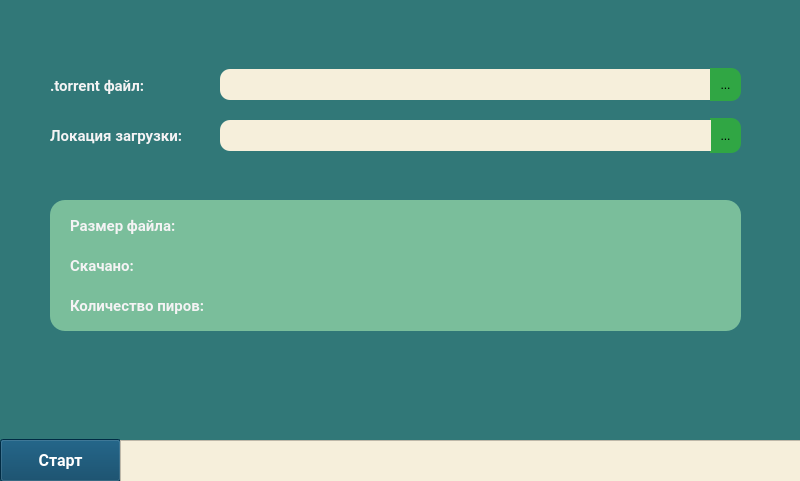
Above: src/ui/form.ui from Bryanskaya/CourseNetworks before the change. Below: the same form after it.
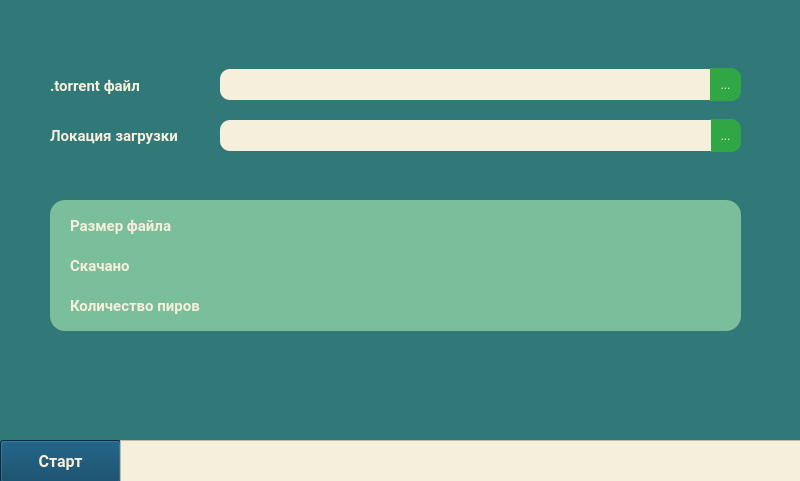
That is the form after the change.

Commit message: added torrent file choosing

```diff
--- a/src/ui/form.ui
+++ b/src/ui/form.ui
@@ -16,9 +16,9 @@
      <colorrole role="WindowText">
       <brush brushstyle="SolidPattern">
        <color alpha="255">
-        <red>244</red>
-        <green>243</green>
-        <blue>244</blue>
+        <red>246</red>
+        <green>239</green>
+        <blue>219</blue>
        </color>
       </brush>
      </colorrole>
@@ -34,18 +34,18 @@
      <colorrole role="Text">
       <brush brushstyle="SolidPattern">
        <color alpha="255">
-        <red>244</red>
-        <green>243</green>
-        <blue>244</blue>
+        <red>246</red>
+        <green>239</green>
+        <blue>219</blue>
        </color>
       </brush>
      </colorrole>
      <colorrole role="ButtonText">
       <brush brushstyle="SolidPattern">
        <color alpha="255">
-        <red>244</red>
-        <green>243</green>
-        <blue>244</blue>
+        <red>246</red>
+        <green>239</green>
+        <blue>219</blue>
        </color>
       </brush>
      </colorrole>
@@ -81,9 +81,9 @@
      <colorrole role="WindowText">
       <brush brushstyle="SolidPattern">
        <color alpha="255">
-        <red>244</red>
-        <green>243</green>
-        <blue>244</blue>
+        <red>246</red>
+        <green>239</green>
+        <blue>219</blue>
        </color>
       </brush>
      </colorrole>
@@ -99,18 +99,18 @@
      <colorrole role="Text">
       <brush brushstyle="SolidPattern">
        <color alpha="255">
-        <red>244</red>
-        <green>243</green>
-        <blue>244</blue>
+        <red>246</red>
+        <green>239</green>
+        <blue>219</blue>
        </color>
       </brush>
      </colorrole>
      <colorrole role="ButtonText">
       <brush brushstyle="SolidPattern">
        <color alpha="255">
-        <red>244</red>
-        <green>243</green>
-        <blue>244</blue>
+        <red>246</red>
+        <green>239</green>
+        <blue>219</blue>
        </color>
       </brush>
      </colorrole>
@@ -146,9 +146,9 @@
      <colorrole role="WindowText">
       <brush brushstyle="SolidPattern">
        <color alpha="255">
-        <red>120</red>
-        <green>120</green>
-        <blue>120</blue>
+        <red>246</red>
+        <green>239</green>
+        <blue>219</blue>
        </color>
       </brush>
      </colorrole>
@@ -164,18 +164,18 @@
      <colorrole role="Text">
       <brush brushstyle="SolidPattern">
        <color alpha="255">
-        <red>120</red>
-        <green>120</green>
-        <blue>120</blue>
+        <red>246</red>
+        <green>239</green>
+        <blue>219</blue>
        </color>
       </brush>
      </colorrole>
      <colorrole role="ButtonText">
       <brush brushstyle="SolidPattern">
        <color alpha="255">
-        <red>120</red>
-        <green>120</green>
-        <blue>120</blue>
+        <red>246</red>
+        <green>239</green>
+        <blue>219</blue>
        </color>
       </brush>
      </colorrole>
@@ -212,7 +212,10 @@
   <property name="windowTitle">
    <string>Window</string>
   </property>
-  <widget class="QLineEdit" name="lineEdit">
+  <property name="styleSheet">
+   <string notr="true">color: rgb(246, 239, 219);</string>
+  </property>
+  <widget class="QLineEdit" name="torLine">
    <property name="geometry">
     <rect>
      <x>220</x>
@@ -510,6 +513,15 @@
    <property name="palette">
     <palette>
      <active>
+      <colorrole role="WindowText">
+       <brush brushstyle="SolidPattern">
+        <color alpha="255">
+         <red>246</red>
+         <green>239</green>
+         <blue>219</blue>
+        </color>
+       </brush>
+      </colorrole>
       <colorrole role="Button">
        <brush brushstyle="SolidPattern">
         <color alpha="255">
@@ -522,9 +534,9 @@
       <colorrole role="Text">
        <brush brushstyle="SolidPattern">
         <color alpha="255">
-         <red>0</red>
-         <green>0</green>
-         <blue>0</blue>
+         <red>246</red>
+         <green>239</green>
+         <blue>219</blue>
         </color>
        </brush>
       </colorrole>
@@ -540,9 +552,9 @@
       <colorrole role="ButtonText">
        <brush brushstyle="SolidPattern">
         <color alpha="255">
-         <red>0</red>
-         <green>0</green>
-         <blue>0</blue>
+         <red>246</red>
+         <green>239</green>
+         <blue>219</blue>
         </color>
        </brush>
       </colorrole>
@@ -567,14 +579,23 @@
       <colorrole role="PlaceholderText">
        <brush brushstyle="NoBrush">
         <color alpha="128">
-         <red>0</red>
-         <green>0</green>
-         <blue>0</blue>
+         <red>246</red>
+         <green>239</green>
+         <blue>219</blue>
         </color>
        </brush>
       </colorrole>
      </active>
      <inactive>
+      <colorrole role="WindowText">
+       <brush brushstyle="SolidPattern">
+        <color alpha="255">
+         <red>246</red>
+         <green>239</green>
+         <blue>219</blue>
+        </color>
+       </brush>
+      </colorrole>
       <colorrole role="Button">
        <brush brushstyle="SolidPattern">
         <color alpha="255">
@@ -587,9 +608,9 @@
       <colorrole role="Text">
        <brush brushstyle="SolidPattern">
         <color alpha="255">
-         <red>0</red>
-         <green>0</green>
-         <blue>0</blue>
+         <red>246</red>
+         <green>239</green>
+         <blue>219</blue>
         </color>
        </brush>
       </colorrole>
@@ -605,9 +626,9 @@
       <colorrole role="ButtonText">
        <brush brushstyle="SolidPattern">
         <color alpha="255">
-         <red>0</red>
-         <green>0</green>
-         <blue>0</blue>
+         <red>246</red>
+         <green>239</green>
+         <blue>219</blue>
         </color>
        </brush>
       </colorrole>
@@ -632,14 +653,23 @@
       <colorrole role="PlaceholderText">
        <brush brushstyle="NoBrush">
         <color alpha="128">
-         <red>0</red>
-         <green>0</green>
-         <blue>0</blue>
+         <red>246</red>
+         <green>239</green>
+         <blue>219</blue>
         </color>
        </brush>
       </colorrole>
      </inactive>
      <disabled>
+      <colorrole role="WindowText">
+       <brush brushstyle="SolidPattern">
+        <color alpha="255">
+         <red>246</red>
+         <green>239</green>
+         <blue>219</blue>
+        </color>
+       </brush>
+      </colorrole>
       <colorrole role="Button">
        <brush brushstyle="SolidPattern">
         <color alpha="255">
@@ -652,9 +682,9 @@
       <colorrole role="Text">
        <brush brushstyle="SolidPattern">
         <color alpha="255">
-         <red>120</red>
-         <green>120</green>
-         <blue>120</blue>
+         <red>246</red>
+         <green>239</green>
+         <blue>219</blue>
         </color>
        </brush>
       </colorrole>
@@ -670,9 +700,9 @@
       <colorrole role="ButtonText">
        <brush brushstyle="SolidPattern">
         <color alpha="255">
-         <red>120</red>
-         <green>120</green>
-         <blue>120</blue>
+         <red>246</red>
+         <green>239</green>
+         <blue>219</blue>
         </color>
        </brush>
       </colorrole>
@@ -697,9 +727,9 @@
       <colorrole role="PlaceholderText">
        <brush brushstyle="NoBrush">
         <color alpha="128">
-         <red>0</red>
-         <green>0</green>
-         <blue>0</blue>
+         <red>246</red>
+         <green>239</green>
+         <blue>219</blue>
         </color>
        </brush>
       </colorrole>
@@ -736,7 +766,7 @@
     <number>5</number>
    </property>
    <property name="text">
-    <string>.torrent файл:</string>
+    <string>.torrent файл</string>
    </property>
    <property name="textFormat">
     <enum>Qt::AutoText</enum>
@@ -746,14 +776,23 @@
    <property name="geometry">
     <rect>
      <x>710</x>
-     <y>118</y>
+     <y>119</y>
      <width>31</width>
-     <height>35</height>
+     <height>33</height>
     </rect>
    </property>
    <property name="palette">
     <palette>
      <active>
+      <colorrole role="WindowText">
+       <brush brushstyle="SolidPattern">
+        <color alpha="255">
+         <red>246</red>
+         <green>239</green>
+         <blue>219</blue>
+        </color>
+       </brush>
+      </colorrole>
       <colorrole role="Button">
        <brush brushstyle="SolidPattern">
         <color alpha="255">
@@ -766,9 +805,9 @@
       <colorrole role="Text">
        <brush brushstyle="SolidPattern">
         <color alpha="255">
-         <red>0</red>
-         <green>0</green>
-         <blue>0</blue>
+         <red>246</red>
+         <green>239</green>
+         <blue>219</blue>
         </color>
        </brush>
       </colorrole>
@@ -784,9 +823,9 @@
       <colorrole role="ButtonText">
        <brush brushstyle="SolidPattern">
         <color alpha="255">
-         <red>0</red>
-         <green>0</green>
-         <blue>0</blue>
+         <red>246</red>
+         <green>239</green>
+         <blue>219</blue>
         </color>
        </brush>
       </colorrole>
@@ -811,14 +850,23 @@
       <colorrole role="PlaceholderText">
        <brush brushstyle="NoBrush">
         <color alpha="128">
-         <red>0</red>
-         <green>0</green>
-         <blue>0</blue>
+         <red>246</red>
+         <green>239</green>
+         <blue>219</blue>
         </color>
        </brush>
       </colorrole>
      </active>
      <inactive>
+      <colorrole role="WindowText">
+       <brush brushstyle="SolidPattern">
+        <color alpha="255">
+         <red>246</red>
+         <green>239</green>
+         <blue>219</blue>
+        </color>
+       </brush>
+      </colorrole>
       <colorrole role="Button">
        <brush brushstyle="SolidPattern">
         <color alpha="255">
@@ -831,9 +879,9 @@
       <colorrole role="Text">
        <brush brushstyle="SolidPattern">
         <color alpha="255">
-         <red>0</red>
-         <green>0</green>
-         <blue>0</blue>
+         <red>246</red>
+         <green>239</green>
+         <blue>219</blue>
         </color>
        </brush>
       </colorrole>
@@ -849,9 +897,9 @@
       <colorrole role="ButtonText">
        <brush brushstyle="SolidPattern">
         <color alpha="255">
-         <red>0</red>
-         <green>0</green>
-         <blue>0</blue>
+         <red>246</red>
+         <green>239</green>
+         <blue>219</blue>
         </color>
        </brush>
       </colorrole>
@@ -876,14 +924,23 @@
       <colorrole role="PlaceholderText">
        <brush brushstyle="NoBrush">
         <color alpha="128">
-         <red>0</red>
-         <green>0</green>
-         <blue>0</blue>
+         <red>246</red>
+         <green>239</green>
+         <blue>219</blue>
         </color>
        </brush>
       </colorrole>
      </inactive>
      <disabled>
+      <colorrole role="WindowText">
+       <brush brushstyle="SolidPattern">
+        <color alpha="255">
+         <red>246</red>
+         <green>239</green>
+         <blue>219</blue>
+        </color>
+       </brush>
+      </colorrole>
       <colorrole role="Button">
        <brush brushstyle="SolidPattern">
         <color alpha="255">
@@ -896,9 +953,9 @@
       <colorrole role="Text">
        <brush brushstyle="SolidPattern">
         <color alpha="255">
-         <red>120</red>
-         <green>120</green>
-         <blue>120</blue>
+         <red>246</red>
+         <green>239</green>
+         <blue>219</blue>
         </color>
        </brush>
       </colorrole>
@@ -914,9 +971,9 @@
       <colorrole role="ButtonText">
        <brush brushstyle="SolidPattern">
         <color alpha="255">
-         <red>120</red>
-         <green>120</green>
-         <blue>120</blue>
+         <red>246</red>
+         <green>239</green>
+         <blue>219</blue>
         </color>
        </brush>
       </colorrole>
@@ -941,9 +998,9 @@
       <colorrole role="PlaceholderText">
        <brush brushstyle="NoBrush">
         <color alpha="128">
-         <red>0</red>
-         <green>0</green>
-         <blue>0</blue>
+         <red>246</red>
+         <green>239</green>
+         <blue>219</blue>
         </color>
        </brush>
       </colorrole>
@@ -974,9 +1031,9 @@
       <colorrole role="WindowText">
        <brush brushstyle="SolidPattern">
         <color alpha="255">
-         <red>244</red>
-         <green>243</green>
-         <blue>244</blue>
+         <red>246</red>
+         <green>239</green>
+         <blue>219</blue>
         </color>
        </brush>
       </colorrole>
@@ -989,6 +1046,24 @@
         </color>
        </brush>
       </colorrole>
+      <colorrole role="Text">
+       <brush brushstyle="SolidPattern">
+        <color alpha="255">
+         <red>246</red>
+         <green>239</green>
+         <blue>219</blue>
+        </color>
+       </brush>
+      </colorrole>
+      <colorrole role="ButtonText">
+       <brush brushstyle="SolidPattern">
+        <color alpha="255">
+         <red>246</red>
+         <green>239</green>
+         <blue>219</blue>
+        </color>
+       </brush>
+      </colorrole>
       <colorrole role="Base">
        <brush brushstyle="SolidPattern">
         <color alpha="255">
@@ -1021,9 +1096,9 @@
       <colorrole role="WindowText">
        <brush brushstyle="SolidPattern">
         <color alpha="255">
-         <red>244</red>
-         <green>243</green>
-         <blue>244</blue>
+         <red>246</red>
+         <green>239</green>
+         <blue>219</blue>
         </color>
        </brush>
       </colorrole>
@@ -1036,6 +1111,24 @@
         </color>
        </brush>
       </colorrole>
+      <colorrole role="Text">
+       <brush brushstyle="SolidPattern">
+        <color alpha="255">
+         <red>246</red>
+         <green>239</green>
+         <blue>219</blue>
+        </color>
+       </brush>
+      </colorrole>
+      <colorrole role="ButtonText">
+       <brush brushstyle="SolidPattern">
+        <color alpha="255">
+         <red>246</red>
+         <green>239</green>
+         <blue>219</blue>
+        </color>
+       </brush>
+      </colorrole>
       <colorrole role="Base">
        <brush brushstyle="SolidPattern">
         <color alpha="255">
@@ -1068,9 +1161,9 @@
       <colorrole role="WindowText">
        <brush brushstyle="SolidPattern">
         <color alpha="255">
-         <red>120</red>
-         <green>120</green>
-         <blue>120</blue>
+         <red>246</red>
+         <green>239</green>
+         <blue>219</blue>
         </color>
        </brush>
       </colorrole>
@@ -1083,6 +1176,24 @@
         </color>
        </brush>
       </colorrole>
+      <colorrole role="Text">
+       <brush brushstyle="SolidPattern">
+        <color alpha="255">
+         <red>246</red>
+         <green>239</green>
+         <blue>219</blue>
+        </color>
+       </brush>
+      </colorrole>
+      <colorrole role="ButtonText">
+       <brush brushstyle="SolidPattern">
+        <color alpha="255">
+         <red>246</red>
+         <green>239</green>
+         <blue>219</blue>
+        </color>
+       </brush>
+      </colorrole>
       <colorrole role="Base">
        <brush brushstyle="SolidPattern">
         <color alpha="255">
@@ -1451,7 +1562,7 @@
     <number>5</number>
    </property>
    <property name="text">
-    <string>Локация загрузки:</string>
+    <string>Локация загрузки</string>
    </property>
    <property name="textFormat">
     <enum>Qt::AutoText</enum>
@@ -1478,7 +1589,7 @@
     <number>5</number>
    </property>
    <property name="text">
-    <string>Размер файла:</string>
+    <string>Размер файла</string>
    </property>
    <property name="textFormat">
     <enum>Qt::AutoText</enum>
@@ -1505,7 +1616,7 @@
     <number>5</number>
    </property>
    <property name="text">
-    <string>Скачано:</string>
+    <string>Скачано</string>
    </property>
    <property name="textFormat">
     <enum>Qt::AutoText</enum>
@@ -1532,7 +1643,7 @@
     <number>5</number>
    </property>
    <property name="text">
-    <string>Количество пиров: </string>
+    <string>Количество пиров</string>
    </property>
    <property name="textFormat">
     <enum>Qt::AutoText</enum>
@@ -1542,7 +1653,7 @@
    <property name="geometry">
     <rect>
      <x>0</x>
-     <y>439</y>
+     <y>440</y>
      <width>121</width>
      <height>43</height>
     </rect>
```
Left out of the diff: 165 changed lines with no effect on the pictures. The commit also changes 3 other files.
